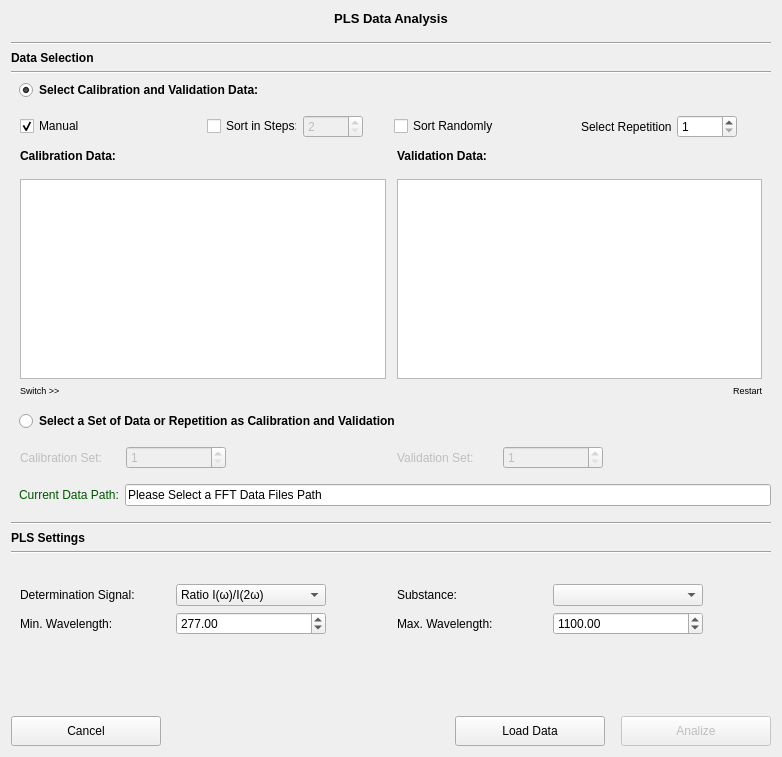
First picture: the form in pol_AnalizeData.ui, repository CesarCarvajal/Oxymetry-Backup-2018, before the edit.
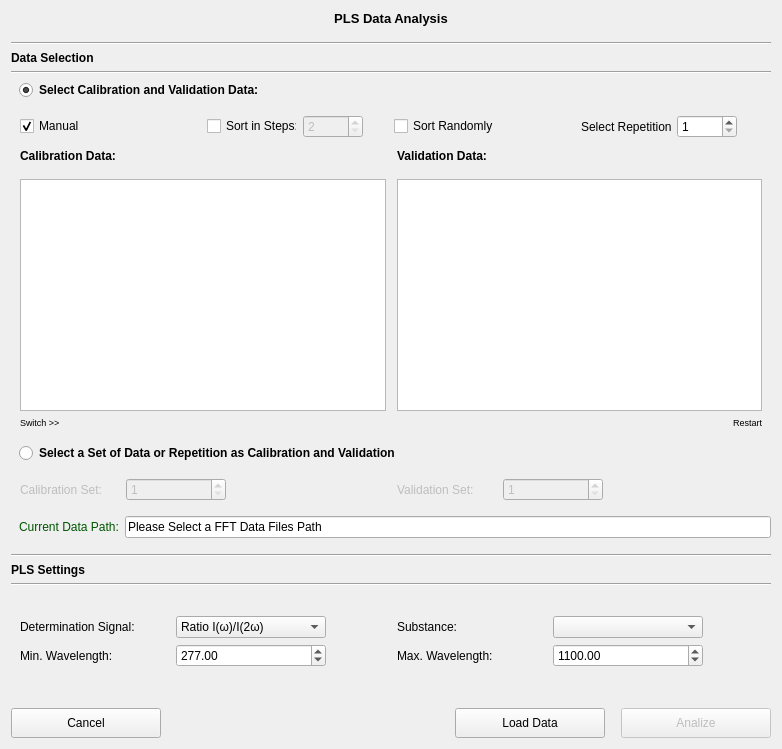
Second picture: the form after the edit. Custom widgets are drawn as their Qt base class.

```diff
--- a/pol_AnalizeData.ui
+++ b/pol_AnalizeData.ui
@@ -7,7 +7,7 @@
     <x>0</x>
     <y>0</y>
     <width>782</width>
-    <height>757</height>
+    <height>749</height>
    </rect>
   </property>
   <property name="sizePolicy">
@@ -412,7 +412,7 @@
               <property name="minimumSize">
                <size>
                 <width>0</width>
-                <height>200</height>
+                <height>150</height>
                </size>
               </property>
               <property name="cursor" stdset="0">
@@ -509,7 +509,7 @@
               <property name="minimumSize">
                <size>
                 <width>0</width>
-                <height>200</height>
+                <height>150</height>
                </size>
               </property>
               <property name="cursor" stdset="0">
@@ -1181,7 +1181,7 @@
         <enum>Qt::Vertical</enum>
        </property>
        <property name="sizeType">
-        <enum>QSizePolicy::Expanding</enum>
+        <enum>QSizePolicy::Fixed</enum>
        </property>
        <property name="sizeHint" stdset="0">
         <size>
```
